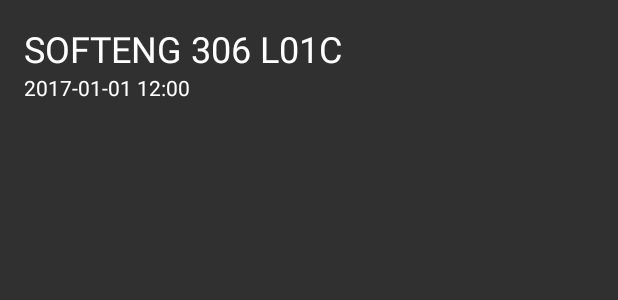
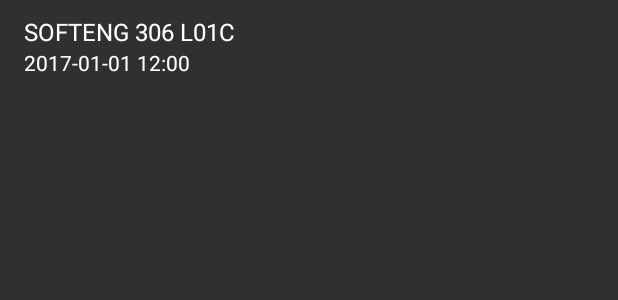
Before and after one commit to encryptededdy/LectureRecordingPlayer, an Android app: the layout item_recording.xml on its own in the app's theme, with its tools: preview values and no code run, on a phone screen of 412 x 824 dp. Shown: the top 300 px of the screen. Run offline under Robolectric (Android 15) with nearby library versions, the phone set to English and light mode, and no system bars.

Commit message:
Switched to a RecyclerView, with custom cells

```diff
--- a/app/src/main/res/layout/activity_recording_view.xml
+++ b/app/src/main/res/layout/item_recording.xml
@@ -2,17 +2,20 @@
 <android.support.constraint.ConstraintLayout xmlns:android="http://schemas.android.com/apk/res/android"
     xmlns:app="http://schemas.android.com/apk/res-auto"
     xmlns:tools="http://schemas.android.com/tools"
+    android:id="@+id/backLayout"
     android:layout_width="match_parent"
-    android:layout_height="match_parent"
-    tools:context="nz.zhang.lecturerecordingplayer.RecordingViewActivity">
+    android:layout_height="wrap_content"
+    android:background="?android:attr/selectableItemBackground"
+    android:orientation="horizontal"
+    android:paddingBottom="10dp"
+    android:paddingTop="10dp">
 
     <TextView
         android:id="@+id/courseName"
         android:layout_width="wrap_content"
         android:layout_height="wrap_content"
         android:layout_marginStart="16dp"
-        android:layout_marginTop="16dp"
-        android:textAppearance="@style/TextAppearance.AppCompat.Headline"
+        android:textAppearance="@style/TextAppearance.AppCompat.Menu"
         app:layout_constraintStart_toStartOf="parent"
         app:layout_constraintTop_toTopOf="parent"
         tools:text="SOFTENG 306 L01C" />
@@ -23,6 +26,7 @@
         android:layout_height="wrap_content"
         android:layout_marginStart="16dp"
         android:textAppearance="@style/TextAppearance.AppCompat.Body1"
+        app:layout_constraintBottom_toBottomOf="parent"
         app:layout_constraintStart_toStartOf="parent"
         app:layout_constraintTop_toBottomOf="@+id/courseName"
         tools:text="2017-01-01 12:00" />
```
Also changed, not shown: app/src/main/java/nz/zhang/lecturerecordingplayer/RecordingListActivity.kt (+5 -14 lines), app/src/main/java/nz/zhang/lecturerecordingplayer/recordings/RecordingAdapter.kt (added, +69 -0 lines), app/src/main/res/layout/activity_recording_list.xml (+4 -3 lines).
